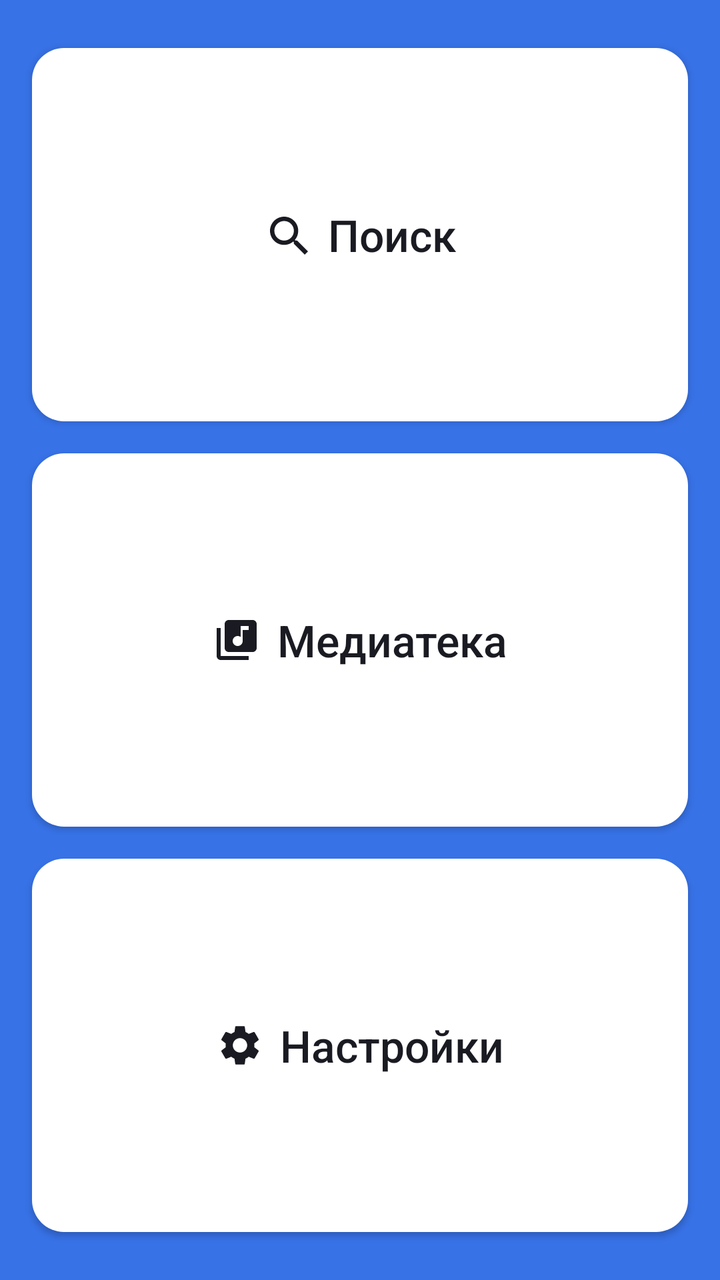
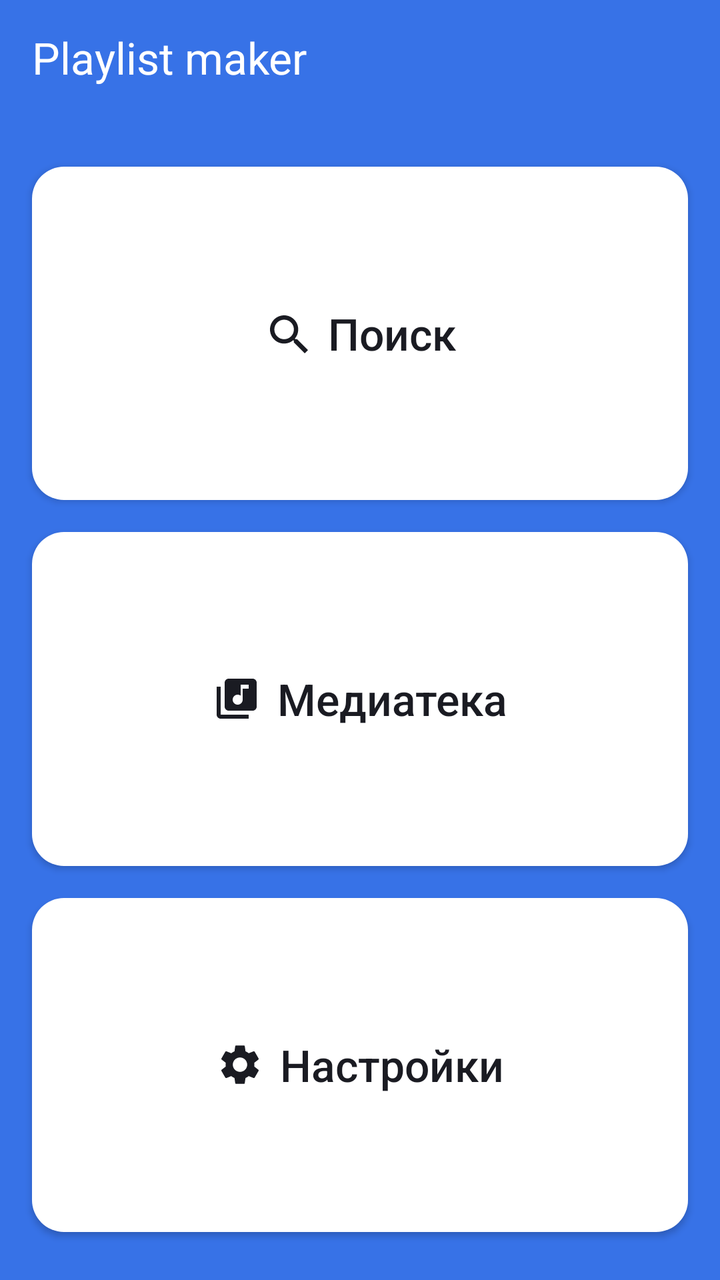

An Android layout rendered at two revisions. The XML below is the earlier revision; the diff shows what the commit changed to produce the second picture.
<!-- AndroidManifest.xml: application theme Theme.MaterialComponents.DayNight.NoActionBar -->
<!-- res/layout/activity_main.xml -->
<?xml version="1.0" encoding="utf-8"?>
<LinearLayout xmlns:android="http://schemas.android.com/apk/res/android"
    xmlns:app="http://schemas.android.com/apk/res-auto"
    android:id="@+id/main"
    android:layout_width="match_parent"
    android:layout_height="match_parent"
    android:orientation="vertical"
    android:background="@color/YP_Blue">

    <com.google.android.material.button.MaterialButton
        android:id="@+id/search_button"
        android:layout_width="match_parent"
        android:layout_height="0dp"
        android:layout_weight="1"
        app:cornerRadius="@dimen/main_button_radius"
        app:backgroundTint="@color/white"
        android:insetTop="0dp"
        android:insetBottom="0dp"
        android:layout_marginBottom="@dimen/main_button_margin"
        app:icon="@drawable/search"
        app:iconGravity="textStart"
        app:iconTint="@color/YP_Black"
        android:text="@string/search_button"
        android:textAllCaps="false"
        android:textColor="@color/YP_Black"
        android:letterSpacing="0"
        android:textSize="@dimen/main_button_text"
        android:layout_marginStart="@dimen/main_button_margin"
        android:layout_marginEnd="@dimen/main_button_margin"
        android:layout_marginTop="24dp"/>

    <com.google.android.material.button.MaterialButton
        android:id="@+id/library_button"
        android:layout_width="match_parent"
        android:layout_height="0dp"
        android:layout_weight="1"
        app:cornerRadius="@dimen/main_button_radius"
        app:backgroundTint="@color/white"
        android:insetTop="0dp"
        android:insetBottom="0dp"
        android:layout_marginBottom="@dimen/main_button_margin"
        app:icon="@drawable/library"
        app:iconGravity="textStart"
        app:iconTint="@color/YP_Black"
        android:text="@string/library_button"
        android:textAllCaps="false"
        android:textColor="@color/YP_Black"
        android:letterSpacing="0"
        android:textSize="@dimen/main_button_text"
        android:layout_marginStart="@dimen/main_button_margin"
        android:layout_marginEnd="@dimen/main_button_margin"/>

    <com.google.android.material.button.MaterialButton
        android:id="@+id/settings_button"
        android:layout_width="match_parent"
        android:layout_height="0dp"
        android:layout_weight="1"
        app:cornerRadius="@dimen/main_button_radius"
        app:backgroundTint="@color/white"
        android:insetTop="0dp"
        android:insetBottom="0dp"
        app:icon="@drawable/settings"
        app:iconGravity="textStart"
        app:iconTint="@color/YP_Black"
        android:text="@string/settings_button"
        android:textAllCaps="false"
        android:textColor="@color/YP_Black"
        android:letterSpacing="0"
        android:textSize="@dimen/main_button_text"
        android:layout_marginStart="@dimen/main_button_margin"
        android:layout_marginEnd="@dimen/main_button_margin"
        android:layout_marginBottom="24dp"/>


</LinearLayout>
<!-- resources referenced by this layout -->
<resources>
  <color name="YP_Black">#1A1B22</color>
  <color name="YP_Blue">#3772E7</color>
  <color name="white">#FFFFFFFF</color>
  <dimen name="main_button_margin">16dp</dimen>
  <dimen name="main_button_radius">16dp</dimen>
  <dimen name="main_button_text">22sp</dimen>
  <!-- drawable library (drawable) -->
  <vector xmlns:android="http://schemas.android.com/apk/res/android"
      android:width="24dp"
      android:height="24dp"
      android:viewportWidth="24"
      android:viewportHeight="24">
    <path
        android:pathData="M20,2H8C6.9,2 6,2.9 6,4V16C6,17.1 6.9,18 8,18H20C21.1,18 22,17.1 22,16V4C22,2.9 21.1,2 20,2ZM18,7H15V12.5C15,13.88 13.88,15 12.5,15C11.12,15 10,13.88 10,12.5C10,11.12 11.12,10 12.5,10C13.07,10 13.58,10.19 14,10.51V5H18V7ZM4,6H2V20C2,21.1 2.9,22 4,22H18V20H4V6Z"
        android:fillColor="#1A1B22"/>
  </vector>
  <!-- drawable search (drawable) -->
  <vector xmlns:android="http://schemas.android.com/apk/res/android"
      android:width="24dp"
      android:height="24dp"
      android:viewportWidth="24"
      android:viewportHeight="24">
    <path
        android:pathData="M16.579,14.95H15.721L15.417,14.656C16.481,13.418 17.122,11.81 17.122,10.061C17.122,6.161 13.961,3 10.061,3C6.161,3 3,6.161 3,10.061C3,13.961 6.161,17.122 10.061,17.122C11.81,17.122 13.418,16.481 14.656,15.417L14.95,15.721V16.579L20.381,22L22,20.381L16.579,14.95ZM10.061,14.95C7.356,14.95 5.173,12.766 5.173,10.061C5.173,7.356 7.356,5.173 10.061,5.173C12.766,5.173 14.95,7.356 14.95,10.061C14.95,12.766 12.766,14.95 10.061,14.95Z"
        android:fillColor="#1A1B22"/>
  </vector>
  <!-- drawable settings (drawable) -->
  <vector xmlns:android="http://schemas.android.com/apk/res/android"
      android:width="24dp"
      android:height="24dp"
      android:viewportWidth="24"
      android:viewportHeight="24">
    <path
        android:pathData="M19.14,12.94C19.18,12.64 19.2,12.33 19.2,12C19.2,11.68 19.18,11.36 19.13,11.06L21.16,9.48C21.34,9.34 21.39,9.07 21.28,8.87L19.36,5.55C19.24,5.33 18.99,5.26 18.77,5.33L16.38,6.29C15.88,5.91 15.35,5.59 14.76,5.35L14.4,2.81C14.36,2.57 14.16,2.4 13.92,2.4H10.08C9.84,2.4 9.65,2.57 9.61,2.81L9.25,5.35C8.66,5.59 8.12,5.92 7.63,6.29L5.24,5.33C5.02,5.25 4.77,5.33 4.65,5.55L2.74,8.87C2.62,9.08 2.66,9.34 2.86,9.48L4.89,11.06C4.84,11.36 4.8,11.69 4.8,12C4.8,12.31 4.82,12.64 4.87,12.94L2.84,14.52C2.66,14.66 2.61,14.93 2.72,15.13L4.64,18.45C4.76,18.67 5.01,18.74 5.23,18.67L7.62,17.71C8.12,18.09 8.65,18.41 9.24,18.65L9.6,21.19C9.65,21.43 9.84,21.6 10.08,21.6H13.92C14.16,21.6 14.36,21.43 14.39,21.19L14.75,18.65C15.34,18.41 15.88,18.09 16.37,17.71L18.76,18.67C18.98,18.75 19.23,18.67 19.35,18.45L21.27,15.13C21.39,14.91 21.34,14.66 21.15,14.52L19.14,12.94ZM12,15.6C10.02,15.6 8.4,13.98 8.4,12C8.4,10.02 10.02,8.4 12,8.4C13.98,8.4 15.6,10.02 15.6,12C15.6,13.98 13.98,15.6 12,15.6Z"
        android:fillColor="#1A1B22"/>
  </vector>
  <string name="library_button">Медиатека</string>
  <string name="search_button">Поиск</string>
  <string name="settings_button">Настройки</string>
</resources>

<!-- the commit's change to res/layout/activity_main.xml (unified diff, before → after) -->
@@ -6,6 +6,17 @@
     android:layout_height="match_parent"
     android:orientation="vertical"
     android:background="@color/YP_Blue">
+
+    <TextView
+        android:layout_width="wrap_content"
+        android:layout_height="wrap_content"
+        android:text="@string/app_name"
+        android:textColor="@color/white"
+        android:letterSpacing="0"
+        android:textSize="@dimen/main_button_text"
+        android:layout_marginStart="@dimen/main_button_margin"
+        android:layout_marginTop="14dp"
+        android:layout_marginBottom="40dp"/>
 
     <com.google.android.material.button.MaterialButton
         android:id="@+id/search_button"
@@ -27,7 +38,7 @@
         android:textSize="@dimen/main_button_text"
         android:layout_marginStart="@dimen/main_button_margin"
         android:layout_marginEnd="@dimen/main_button_margin"
-        android:layout_marginTop="24dp"/>
+/>
 
     <com.google.android.material.button.MaterialButton
         android:id="@+id/library_button"
<!-- resource entries referenced after the edit -->
@@ -36,6 +36,7 @@
         android:pathData="M19.14,12.94C19.18,12.64 19.2,12.33 19.2,12C19.2,11.68 19.18,11.36 19.13,11.06L21.16,9.48C21.34,9.34 21.39,9.07 21.28,8.87L19.36,5.55C19.24,5.33 18.99,5.26 18.77,5.33L16.38,6.29C15.88,5.91 15.35,5.59 14.76,5.35L14.4,2.81C14.36,2.57 14.16,2.4 13.92,2.4H10.08C9.84,2.4 9.65,2.57 9.61,2.81L9.25,5.35C8.66,5.59 8.12,5.92 7.63,6.29L5.24,5.33C5.02,5.25 4.77,5.33 4.65,5.55L2.74,8.87C2.62,9.08 2.66,9.34 2.86,9.48L4.89,11.06C4.84,11.36 4.8,11.69 4.8,12C4.8,12.31 4.82,12.64 4.87,12.94L2.84,14.52C2.66,14.66 2.61,14.93 2.72,15.13L4.64,18.45C4.76,18.67 5.01,18.74 5.23,18.67L7.62,17.71C8.12,18.09 8.65,18.41 9.24,18.65L9.6,21.19C9.65,21.43 9.84,21.6 10.08,21.6H13.92C14.16,21.6 14.36,21.43 14.39,21.19L14.75,18.65C15.34,18.41 15.88,18.09 16.37,17.71L18.76,18.67C18.98,18.75 19.23,18.67 19.35,18.45L21.27,15.13C21.39,14.91 21.34,14.66 21.15,14.52L19.14,12.94ZM12,15.6C10.02,15.6 8.4,13.98 8.4,12C8.4,10.02 10.02,8.4 12,8.4C13.98,8.4 15.6,10.02 15.6,12C15.6,13.98 13.98,15.6 12,15.6Z"
         android:fillColor="#1A1B22"/>
   </vector>
+  <string name="app_name" translatable="false">Playlist maker</string>
   <string name="library_button">Медиатека</string>
   <string name="search_button">Поиск</string>
   <string name="settings_button">Настройки</string>
